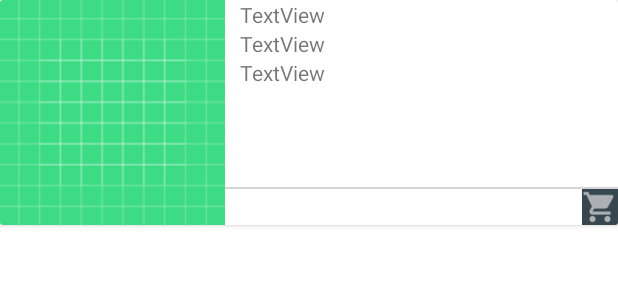
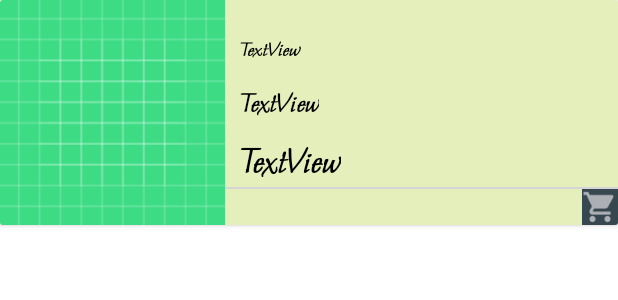
Before and after one commit to mariaubiergo2/Android_DSA, an Android app: the layout card_view_gadget.xml on its own in the app's theme, with its tools: preview values and no code run, on a phone screen of 412 x 824 dp. Shown: the top 300 px of the screen. Run offline under Robolectric (Android 15) with nearby library versions, the phone set to English and light mode, and no system bars.

Commit message:
Pictures gadgets loaded, cardview aesthetic better but not amazing, error of empty gadgets working

```diff
--- a/app/src/main/java/edu/upc/dsa/andoroid_dsa/activities/DashBoardActivity.java
+++ b/app/src/main/java/edu/upc/dsa/andoroid_dsa/activities/DashBoardActivity.java
@@ -127,4 +127,8 @@ public class DashBoardActivity extends AppCompatActivity implements View.OnClick
         editor.apply();
     }
 
+    public void logOut(View view) {
+        Intent intentRegister = new Intent(DashBoardActivity.this, LogInActivity.class);
+        DashBoardActivity.this.startActivity(intentRegister);
+    }
 }
--- a/app/src/main/java/edu/upc/dsa/andoroid_dsa/activities/GadgetActivity.java
+++ b/app/src/main/java/edu/upc/dsa/andoroid_dsa/activities/GadgetActivity.java
@@ -3,6 +3,8 @@ package edu.upc.dsa.andoroid_dsa.activities;
 import static edu.upc.dsa.andoroid_dsa.activities.LogInActivity.SHARED_PREFS;
 import static edu.upc.dsa.andoroid_dsa.activities.LogInActivity.TEXT1;
 import static edu.upc.dsa.andoroid_dsa.activities.LogInActivity.TEXT2;
+
+
 
 import android.content.Context;
 import android.content.Intent;
@@ -15,6 +17,8 @@ import android.widget.Button;
 import androidx.appcompat.app.AppCompatActivity;
 import androidx.recyclerview.widget.LinearLayoutManager;
 import androidx.recyclerview.widget.RecyclerView;
+
+import com.squareup.picasso.Picasso;
 
 import java.io.IOException;
 import java.util.List;
@@ -42,6 +46,7 @@ public class GadgetActivity extends AppCompatActivity implements RecycleClickVie
         super.onCreate(savedInstanceState);
         setContentView(R.layout.gadget_shop_activity);
         this.getUserIdFromDashboard();
+
         //recyclerViewGadgets= new RecyclerView(this);
         recyclerViewGadgets=(RecyclerView)findViewById(R.id.recyclerGadget);
         Log.d("DDDD", ""+recyclerViewGadgets);
--- a/app/src/main/res/layout/card_view_gadget.xml
+++ b/app/src/main/res/layout/card_view_gadget.xml
@@ -3,6 +3,7 @@
     xmlns:app="http://schemas.android.com/apk/res-auto"
     android:layout_width="match_parent"
     android:layout_height="150dp"
+    android:backgroundTint="@color/pastelGreen"
     >
 
     <RelativeLayout
@@ -23,6 +24,11 @@
             android:layout_alignParentTop="true"
             android:layout_marginLeft="10dp"
             android:layout_toRightOf="@+id/imgGadget"
+            android:fontFamily="@font/moon_dance"
+            android:textStyle="bold"
+            android:layout_marginTop="20dp"
+            android:textColor="@color/black"
+            android:textSize="15dp"
             android:text="TextView" />
 
         <TextView
@@ -32,6 +38,11 @@
             android:layout_below="@+id/idGadget"
             android:layout_alignLeft="@+id/idGadget"
             android:text="TextView"
+            android:fontFamily="@font/moon_dance"
+            android:textStyle="bold"
+            android:layout_marginTop="5dp"
+            android:textColor="@color/black"
+            android:textSize="20dp"
 
             />
 
@@ -41,7 +52,11 @@
             android:layout_height="wrap_content"
             android:layout_below="@+id/costGadget"
             android:layout_alignLeft="@+id/costGadget"
-            android:text="TextView" />
+            android:text="TextView"
+            android:fontFamily="@font/moon_dance"
+            android:textColor="@color/black"
+            android:textStyle="bold"
+            android:textSize="25dp"/>
 
         <View
             android:id="@+id/linea"
--- a/app/src/main/res/layout/dashboard_main.xml
+++ b/app/src/main/res/layout/dashboard_main.xml
@@ -255,7 +255,7 @@
         android:layout_marginBottom="680dp"
         android:backgroundTint="@color/cardview_shadow_end_color"
         android:fontFamily="@font/play_regular"
-        android:onClick="returnFunction"
+        android:onClick="logOut"
         android:text="←"
         android:textColor="@color/green_vibrant"
         android:textSize="30sp"
--- a/app/src/main/res/values/colors.xml
+++ b/app/src/main/res/values/colors.xml
@@ -14,4 +14,8 @@
     <color name="green_vibrant">#ddea58</color>
     <color name="pinky_vibrant">#ff68a3</color>
     <color name="transparency">#70FF0000</color>
+
+    <color name="pergamino">#ffd76f</color>
+    <color name="pastelGreen">#e5efbb</color>
+
 </resources>
--- a/app/src/main/res/values/strings.xml
+++ b/app/src/main/res/values/strings.xml
@@ -26,4 +26,5 @@
     <string name="updating_cost">updating_cost</string>
     <string name="updating_title_gadget">updating_title_gadget</string>
     <string name="updating_coins">updating_coins</string>
+    <string name="updating_title_user">updating_title_user</string>
 </resources>
```
Also changed, not shown: app/src/main/AndroidManifest.xml (+10 -0 lines), app/src/main/java/edu/upc/dsa/andoroid_dsa/activities/GadgetsOfTheUser.java (added, +73 -0 lines), app/src/main/java/edu/upc/dsa/andoroid_dsa/activities/RecyclerViewAdapter.java (+6 -1 lines), app/src/main/java/edu/upc/dsa/andoroid_dsa/activities/YourProfileActivity.java (+28 -13 lines), app/src/main/res/layout/gadgets_user_profile.xml (added, +45 -0 lines), app/src/main/res/layout/your_profile_main.xml (+17 -5 lines), app/src/main/res/font/moon_dance.ttf (added).
